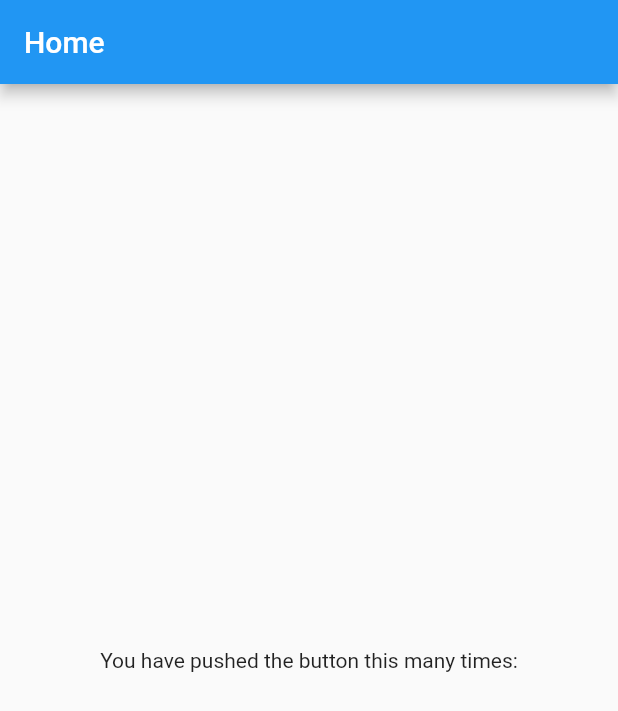
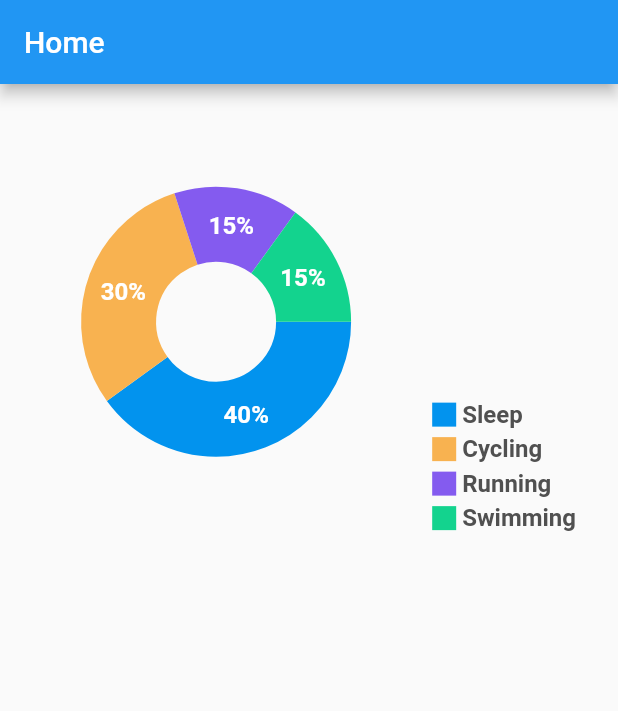
Before and after one commit to patrick-deininger/line, a Flutter app: the screen it shows after launch, on a phone screen of 412 x 824 dp. Shown: the top 711 px of the screen. Run offline on Flutter 3.47's test engine with Material 2 defaults, Android fonts, the phone set to English and light mode, and no system bars; drawn by our look-alikes of fl_chart.

Commit message:
Add activity pie chart

```diff
--- /dev/null
+++ b/line_client/lib/components/indicator.dart
@@ -0,0 +1,42 @@
+import 'package:flutter/material.dart';
+
+class Indicator extends StatelessWidget {
+  final Color color;
+  final String text;
+  final bool isSquare;
+  final double size;
+  final Color textColor;
+
+  const Indicator({
+    Key? key,
+    required this.color,
+    required this.text,
+    required this.isSquare,
+    this.size = 16,
+    this.textColor = const Color(0xff505050),
+  }) : super(key: key);
+
+  @override
+  Widget build(BuildContext context) {
+    return Row(
+      children: <Widget>[
+        Container(
+          width: size,
+          height: size,
+          decoration: BoxDecoration(
+            shape: isSquare ? BoxShape.rectangle : BoxShape.circle,
+            color: color,
+          ),
+        ),
+        const SizedBox(
+          width: 4,
+        ),
+        Text(
+          text,
+          style: TextStyle(
+              fontSize: 16, fontWeight: FontWeight.bold, color: textColor),
+        )
+      ],
+    );
+  }
+}
--- a/line_client/lib/pages/home.dart
+++ b/line_client/lib/pages/home.dart
@@ -1,4 +1,5 @@
 import 'package:flutter/material.dart';
+import 'package:line_client/components/activity_chart.dart';
 
 class HomePage extends StatefulWidget {
   @override
@@ -14,11 +15,8 @@ class _HomePageState extends State<HomePage> {
       ),
       body: Center(
         child: Column(
-          mainAxisAlignment: MainAxisAlignment.center,
           children: <Widget>[
-            Text(
-              'You have pushed the button this many times:',
-            ),
+            ActivityChart(),
           ],
         ),
       ),
```
Also changed, not shown: line_client/lib/components/activity_chart.dart (added, +151 -0 lines).
